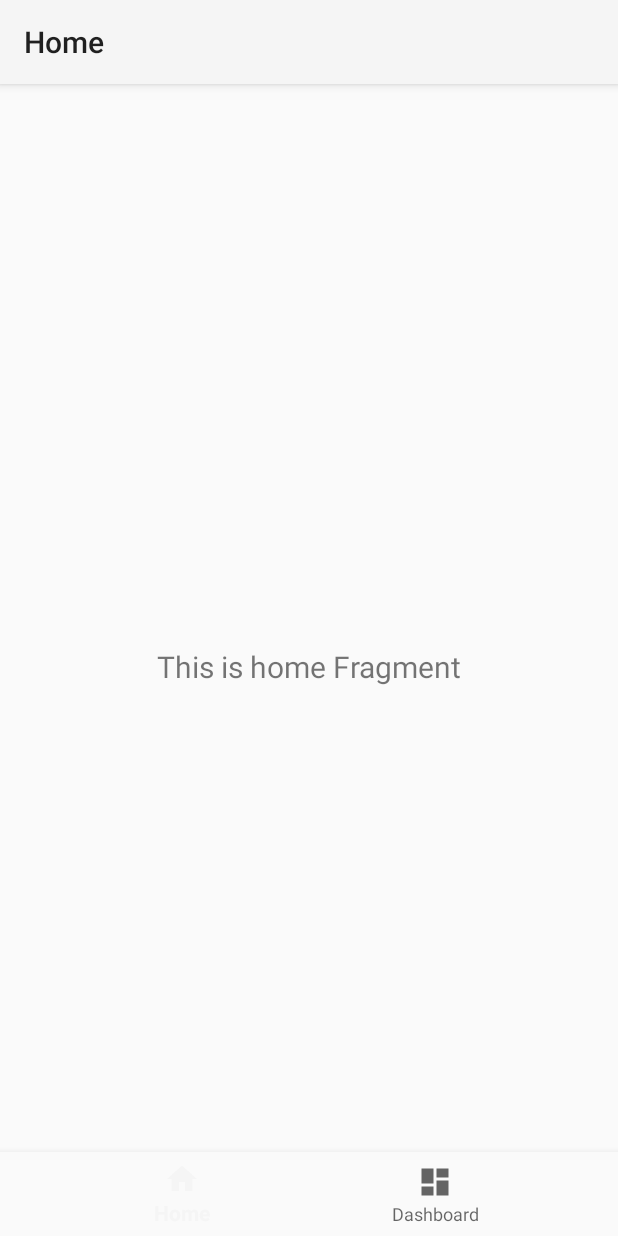
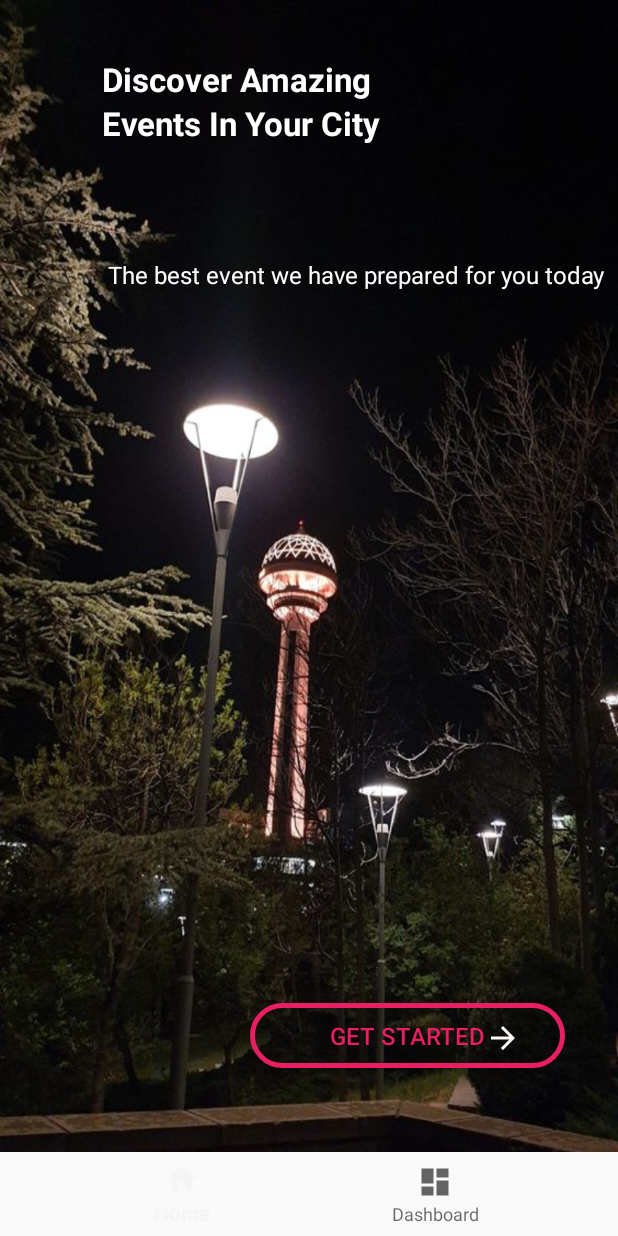
Before and after one commit to GulayAdgzl/EventsApp, an Android app: the first screen one second after launch (MainActivity), on a phone screen of 412 x 824 dp. Run offline under Robolectric (Android 15) with nearby library versions, the phone set to English and light mode, and no system bars; our stand-ins replace navigation-ui.

Commit message:
switch to homeFragment after splash screen

```diff
--- a/app/src/main/AndroidManifest.xml
+++ b/app/src/main/AndroidManifest.xml
@@ -11,7 +11,7 @@
         android:label="@string/app_name"
         android:roundIcon="@mipmap/ic_launcher_round"
         android:supportsRtl="true"
-        android:theme="@style/Theme.Starting"
+        android:theme="@style/Theme.AppCompat.Light"
         tools:targetApi="31">
         <activity
             android:name=".MainActivity"
--- a/app/src/main/java/com/egyyazilim/eventsapp/MainActivity.kt
+++ b/app/src/main/java/com/egyyazilim/eventsapp/MainActivity.kt
@@ -16,20 +16,38 @@ class MainActivity : AppCompatActivity() {
     override fun onCreate(savedInstanceState: Bundle?) {
         super.onCreate(savedInstanceState)
 
+
         binding = ActivityMainBinding.inflate(layoutInflater)
         setContentView(binding.root)
 
         val navView: BottomNavigationView = binding.navView
 
         val navController = findNavController(R.id.nav_host_fragment_activity_main)
+        navController.navigate(R.id.navigation_splash)
         // Passing each menu ID as a set of Ids because each
         // menu should be considered as top level destinations.
         val appBarConfiguration = AppBarConfiguration(
             setOf(
+                R.id.navigation_splash,
+                R.id.navigation_home,
+                R.id.navigation_dashboard
+            )
+
+            /*setOf(
                 R.id.navigation_home, R.id.navigation_dashboard
-            )
+            )*/
+
         )
+        val noBottomNavigationIds = listOf(R.id.navigation_splash, R.id.navigation_dashboard)
+        navController.addOnDestinationChangedListener { _, destination, _ ->
+            if (noBottomNavigationIds.contains(destination.id)) {
+                supportActionBar?.hide()
+            } else {
+                supportActionBar?.show()
+            }
+        }
         setupActionBarWithNavController(navController, appBarConfiguration)
+
         navView.setupWithNavController(navController)
     }
 }
--- a/app/src/main/java/com/egyyazilim/eventsapp/ui/splash/SplashFragment.kt
+++ b/app/src/main/java/com/egyyazilim/eventsapp/ui/splash/SplashFragment.kt
@@ -1,10 +1,13 @@
 package com.egyyazilim.eventsapp.ui.splash
 
 import android.os.Bundle
+import android.os.Handler
+import android.os.Looper
 import androidx.fragment.app.Fragment
 import android.view.LayoutInflater
 import android.view.View
 import android.view.ViewGroup
+import androidx.navigation.fragment.findNavController
 import com.egyyazilim.eventsapp.R
 
 
@@ -16,7 +19,11 @@ class SplashFragment : Fragment() {
         savedInstanceState: Bundle?
     ): View? {
         // Inflate the layout for this fragment
-        return inflater.inflate(R.layout.fragment_splash, container, false)
+        val view=inflater.inflate(R.layout.fragment_splash,container,false)
+        Handler(Looper.myLooper()!!).postDelayed({
+            findNavController().navigate(R.id.navigation_home)
+        },5000)
+        return view
     }
 
 
--- /dev/null
+++ b/app/src/main/java/com/egyyazilim/eventsapp/ui/splash/SplashViewModel.kt
@@ -0,0 +1,21 @@
+package com.egyyazilim.eventsapp.ui.splash
+
+import android.os.Bundle
+import androidx.fragment.app.Fragment
+import android.view.LayoutInflater
+import android.view.View
+import android.view.ViewGroup
+import androidx.fragment.app.viewModels
+import com.egyyazilim.eventsapp.R
+import com.egyyazilim.eventsapp.databinding.FragmentSplashBinding
+
+
+class SplashViewModel : Fragment(R.layout.fragment_splash) {
+
+
+    override fun onViewCreated(view: View, savedInstanceState: Bundle?) {
+        super.onViewCreated(view, savedInstanceState)
+
+    }
+
+}
--- /dev/null
+++ b/app/src/main/res/drawable/btn_bg.xml
@@ -0,0 +1,5 @@
+<?xml version="1.0" encoding="utf-8"?>
+<shape xmlns:android="http://schemas.android.com/apk/res/android">
+    <stroke android:color="#E91E63" android:width="3dp"></stroke>
+    <corners android:radius="30dp"></corners>
+</shape>
--- /dev/null
+++ b/app/src/main/res/drawable/ic_arrow.xml
@@ -0,0 +1,5 @@
+<vector android:autoMirrored="true" android:height="24dp"
+    android:tint="#FFFBFB" android:viewportHeight="24"
+    android:viewportWidth="24" android:width="24dp" xmlns:android="http://schemas.android.com/apk/res/android">
+    <path android:fillColor="@android:color/white" android:pathData="M12,4l-1.41,1.41L16.17,11H4v2h12.17l-5.58,5.59L12,20l8,-8z"/>
+</vector>
--- a/app/src/main/res/layout/activity_main.xml
+++ b/app/src/main/res/layout/activity_main.xml
@@ -3,8 +3,7 @@
     xmlns:app="http://schemas.android.com/apk/res-auto"
     android:id="@+id/container"
     android:layout_width="match_parent"
-    android:layout_height="match_parent"
-   >
+    android:layout_height="match_parent">
 
     <com.google.android.material.bottomnavigation.BottomNavigationView
         android:id="@+id/nav_view"
@@ -25,9 +24,11 @@
         android:layout_height="match_parent"
         app:defaultNavHost="true"
         app:layout_constraintBottom_toTopOf="@id/nav_view"
+        app:layout_constraintHorizontal_bias="0.0"
         app:layout_constraintLeft_toLeftOf="parent"
         app:layout_constraintRight_toRightOf="parent"
         app:layout_constraintTop_toTopOf="parent"
+        app:layout_constraintVertical_bias="0.0"
         app:navGraph="@navigation/mobile_navigation" />
 
 </androidx.constraintlayout.widget.ConstraintLayout>
--- a/app/src/main/res/layout/fragment_splash.xml
+++ b/app/src/main/res/layout/fragment_splash.xml
@@ -9,44 +9,73 @@
 
 
     <TextView
-        android:id="@+id/textView"
+        android:id="@+id/textTitle"
         android:layout_width="wrap_content"
         android:layout_height="wrap_content"
         android:layout_marginStart="68dp"
         android:layout_marginTop="38dp"
         android:text="@string/title1"
         android:textColor="@color/white"
-        android:textSize="22dp"
+        android:textSize="22sp"
         android:textStyle="bold"
         app:layout_constraintStart_toStartOf="parent"
         app:layout_constraintTop_toTopOf="parent" />
 
     <TextView
-        android:id="@+id/textView2"
+        android:id="@+id/textTitle2"
         android:layout_width="197dp"
         android:layout_height="42dp"
         android:text="@string/title2"
         android:textColor="@color/white"
-        android:textSize="22dp"
+        android:textSize="22sp"
         android:textStyle="bold"
-        app:layout_constraintBottom_toTopOf="@+id/textView3"
+        app:layout_constraintBottom_toTopOf="@+id/textsubTitle"
         app:layout_constraintEnd_toEndOf="parent"
         app:layout_constraintHorizontal_bias="0.317"
         app:layout_constraintStart_toStartOf="parent"
-        app:layout_constraintTop_toBottomOf="@+id/textView"
+        app:layout_constraintTop_toBottomOf="@+id/textTitle"
         app:layout_constraintVertical_bias="0.0" />
 
     <TextView
-        android:id="@+id/textView3"
+        android:id="@+id/textsubTitle"
         android:layout_width="wrap_content"
         android:layout_height="wrap_content"
         android:layout_marginStart="72dp"
         android:layout_marginTop="140dp"
+        android:layout_marginBottom="443dp"
         android:text="@string/subtitle"
         android:textColor="@color/white"
-        android:textSize="16dp"
+        android:textSize="16sp"
+        app:layout_constraintBottom_toTopOf="@+id/getStarted"
         app:layout_constraintStart_toStartOf="parent"
         app:layout_constraintTop_toTopOf="parent" />
 
 
+    <Button
+        android:id="@+id/getStarted"
+        android:layout_width="210dp"
+        android:layout_height="43dp"
+        android:layout_marginEnd="35dp"
+        android:layout_marginBottom="80dp"
+        android:background="@drawable/btn_bg"
+        android:gravity="center"
+        android:text="@string/getButton"
+        android:textColor="#E91E63"
+        android:textSize="16sp"
+        app:layout_constraintBottom_toBottomOf="parent"
+        app:layout_constraintEnd_toEndOf="parent"
+        app:layout_constraintTop_toBottomOf="@+id/textsubTitle" />
+
+    <ImageView
+        android:id="@+id/imageArrow"
+        android:layout_width="wrap_content"
+        android:layout_height="wrap_content"
+        android:layout_marginEnd="29dp"
+        android:layout_marginBottom="8dp"
+        android:src="@drawable/ic_arrow"
+        app:layout_constraintBottom_toBottomOf="@+id/getStarted"
+        app:layout_constraintEnd_toEndOf="@+id/getStarted" />
+
+
+
 </androidx.constraintlayout.widget.ConstraintLayout>
--- /dev/null
+++ b/app/src/main/res/layout/fragment_splash_view_model.xml
@@ -0,0 +1,14 @@
+<?xml version="1.0" encoding="utf-8"?>
+<FrameLayout xmlns:android="http://schemas.android.com/apk/res/android"
+    xmlns:tools="http://schemas.android.com/tools"
+    android:layout_width="match_parent"
+    android:layout_height="match_parent"
+    tools:context=".ui.splash.SplashViewModel">
+
+    <!-- TODO: Update blank fragment layout -->
+    <TextView
+        android:layout_width="match_parent"
+        android:layout_height="match_parent"
+        android:text="@string/hello_blank_fragment" />
+
+</FrameLayout>
--- a/app/src/main/res/navigation/mobile_navigation.xml
+++ b/app/src/main/res/navigation/mobile_navigation.xml
@@ -3,13 +3,22 @@
     xmlns:app="http://schemas.android.com/apk/res-auto"
     xmlns:tools="http://schemas.android.com/tools"
     android:id="@+id/mobile_navigation"
-    app:startDestination="@+id/navigation_home">
+    app:startDestination="@+id/navigation_splash">
+    <fragment
+        android:id="@+id/navigation_splash"
+        android:name="com.egyyazilim.eventsapp.ui.splash.SplashFragment"
+        android:label="Splash"
+        tools:layout="@layout/fragment_splash">
+
+
+    </fragment>
+
 
     <fragment
         android:id="@+id/navigation_home"
         android:name="com.egyyazilim.eventsapp.ui.home.HomeFragment"
         android:label="@string/title_home"
-        tools:layout="@layout/fragment_home" />
+        tools:layout="@layout/fragment_home"/>
 
     <fragment
         android:id="@+id/navigation_dashboard"
--- a/app/src/main/res/values/strings.xml
+++ b/app/src/main/res/values/strings.xml
@@ -8,4 +8,5 @@
     <string name="title1">Discover Amazing</string>
     <string name="title2">Events In Your City</string>
     <string name="subtitle">The best event we have prepared for you today</string>
+    <string name="getButton">Get Started</string>
 </resources>
```
